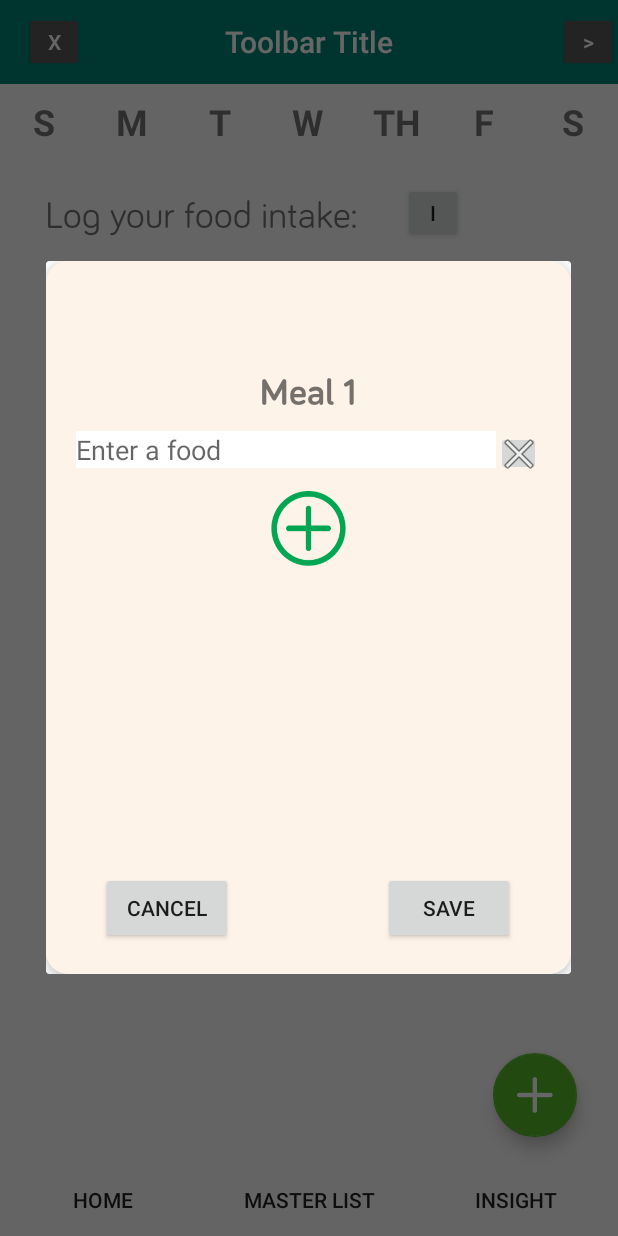
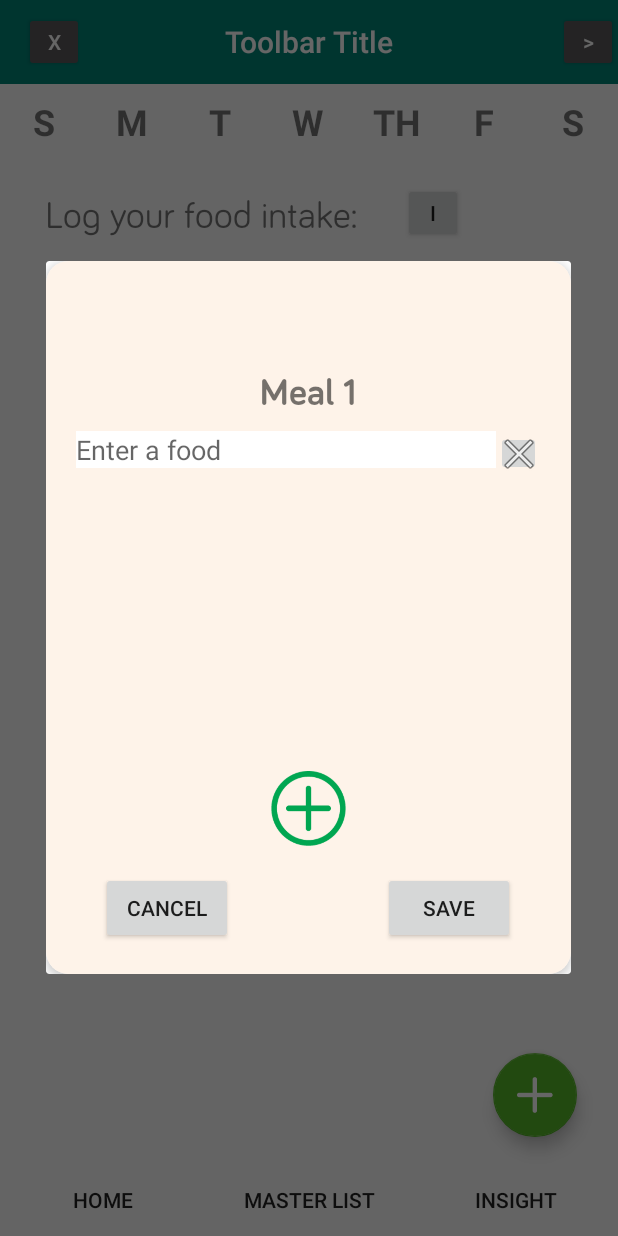
Before and after one commit to kaimalloy/Elimin8, an Android app: the fragment FoodFragment placed in its activity, after a tap on an icon or button, on a phone screen of 412 x 824 dp. Run offline under Robolectric (Android 15) with nearby library versions, the phone set to English and light mode, and no system bars; libraries missing offline, so code that uses them is left out: com.chaquo.python; 3 statements that could not run were skipped.

Commit message:
Added a Recycler View Adapter for the Food Dialog. Makes it easier to handle adding/deleting/reading the edit texts. Recycler View translate animation fixed (caveat: - + button sticks to bottom).

```diff
--- a/app/src/main/java/com/minakai/elimin8/FoodDialog.java
+++ b/app/src/main/java/com/minakai/elimin8/FoodDialog.java
@@ -1,25 +1,16 @@
 package com.minakai.elimin8;
 
-import android.app.Activity;
 import android.app.Dialog;
 import android.content.Context;
-import android.content.DialogInterface;
 import android.os.Bundle;
-import android.text.Layout;
 import android.util.Log;
-import android.view.KeyboardShortcutGroup;
-import android.view.LayoutInflater;
-import android.view.Menu;
 import android.view.View;
-import android.view.ViewGroup;
-import android.view.Window;
 import android.widget.Button;
-import android.widget.LinearLayout;
 
-import androidx.annotation.Nullable;
+import androidx.recyclerview.widget.LinearLayoutManager;
+import androidx.recyclerview.widget.RecyclerView;
 
 import java.util.ArrayList;
-import java.util.List;
 
 public class FoodDialog extends Dialog implements View.OnClickListener {
 
@@ -29,8 +20,11 @@ public class FoodDialog extends Dialog implements View.OnClickListener {
     Button cancel_btn;
     Button save_btn;
 
-    LinearLayout food_item_lyt;
-    ArrayList<Integer> editTexts;
+    // Recycler View Adapter used to add items dynamically
+    FoodDialogRecyclerViewAdapter rvAdapter;
+
+    // Final food input values that are saved
+    ArrayList<String> enteredFoods;
 
     public FoodDialog(Context context) {
         super(context);
@@ -44,8 +38,6 @@ public class FoodDialog extends Dialog implements View.OnClickListener {
         super.onCreate(savedInstanceState);
         setContentView(R.layout.dialog_food);
 
-        food_item_lyt = findViewById(R.id.food_item_lyt);
-
         add_btn = findViewById(R.id.add_btn);
         add_btn.setOnClickListener(this);
 
@@ -55,46 +47,33 @@ public class FoodDialog extends Dialog implements View.OnClickListener {
         save_btn = findViewById(R.id.save_btn);
         save_btn.setOnClickListener(this);
 
+        // Set up recycler view
+        final RecyclerView recyclerView = findViewById(R.id.food_item_lyt);
+        rvAdapter = new FoodDialogRecyclerViewAdapter();
+        recyclerView.setAdapter(rvAdapter);
+        recyclerView.setLayoutManager(new LinearLayoutManager(getContext()));
+
         // Add one Food Input Item to begin with
-        addFoodInputItem();
+        rvAdapter.addItem();
 
     }
 
     @Override
     public void onClick(View view) {
 
-        switch(view.getId()){
+        switch (view.getId()) {
             case R.id.add_btn:
-                addFoodInputItem();
+                rvAdapter.addItem();
                 break;
             case R.id.cancel_btn:
                 dismiss();
                 break;
             case R.id.save_btn:
-                dismiss();
+                enteredFoods = rvAdapter.getEnteredFoods();
+                Log.d(TAG, "Saved Data:" + enteredFoods.toString());
+
+//                dismiss();
                 break;
         }
     }
-
-    private void addFoodInputItem(){
-        View child = getLayoutInflater().inflate(R.layout.input_item_food_dialog, null);
-        food_item_lyt.addView(child);
-    }
-
-//    // class to store the data from each Edit Text
-//    public class FoodItem extends Activity {
-//
-//        String foodName;
-//
-//        public FoodItem(Context context){
-//            super(context);
-//        }
-//
-//        @Override
-//        protected void onCreate(Bundle savedInstanceState) {
-//            super.onCreate(savedInstanceState);
-//            setContentView(R.layout.dialog_food);
-//
-//
-//    }
 }
--- /dev/null
+++ b/app/src/main/java/com/minakai/elimin8/FoodDialogRecyclerViewAdapter.java
@@ -0,0 +1,97 @@
+package com.minakai.elimin8;
+
+import android.text.Editable;
+import android.text.TextWatcher;
+import android.util.Log;
+import android.view.LayoutInflater;
+import android.view.View;
+import android.view.ViewGroup;
+import android.widget.EditText;
+import android.widget.ImageButton;
+
+import androidx.annotation.NonNull;
+import androidx.recyclerview.widget.RecyclerView;
+
+import java.util.ArrayList;
+
+public class FoodDialogRecyclerViewAdapter extends RecyclerView.Adapter<FoodDialogRecyclerViewAdapter.ViewHolder>{
+
+    private static final String TAG = "FoodDialogRVAdapter";
+
+    private ArrayList<String> enteredFoods;
+
+
+    public FoodDialogRecyclerViewAdapter() {
+        enteredFoods = new ArrayList<>();
+    }
+
+    // Called by food dialog when + button is clicked
+    public void addItem() {
+        Log.d(TAG, "Item Added.");
+
+        enteredFoods.add("");
+        notifyDataSetChanged();
+    }
+
+    @NonNull
+    @Override
+    public ViewHolder onCreateViewHolder(@NonNull ViewGroup parent, int viewType) {
+        View view =  LayoutInflater.from(parent.getContext()).inflate(R.layout.recycler_item_food_dialog, parent, false);
+        FoodDialogRecyclerViewAdapter.ViewHolder holder = new FoodDialogRecyclerViewAdapter.ViewHolder(view);
+        return holder;
+    }
+
+    @Override
+    public void onBindViewHolder(@NonNull ViewHolder holder, int position) {
+        holder.edit_txt.setText(enteredFoods.get(position));
+    }
+
+    @Override
+    public int getItemCount() {
+        return enteredFoods.size();
+    }
+
+    public ArrayList<String> getEnteredFoods() {
+        return enteredFoods;
+    }
+
+    public class ViewHolder extends RecyclerView.ViewHolder{
+
+        EditText edit_txt;
+        ImageButton edit_close_btn;
+
+
+        public ViewHolder(@NonNull View itemView) {
+            super(itemView);
+
+            edit_txt = itemView.findViewById(R.id.edit_txt);
+            edit_txt.addTextChangedListener(new TextWatcher() {
+                @Override
+                public void beforeTextChanged(CharSequence charSequence, int i, int i1, int i2) {
+
+                }
+                @Override
+                public void onTextChanged(CharSequence charSequence, int i, int i1, int i2) {
+                    enteredFoods.set(getAdapterPosition(), edit_txt.getText().toString());
+                }
+                @Override
+                public void afterTextChanged(Editable editable) {
+
+                }
+            });
+
+            edit_close_btn = itemView.findViewById(R.id.edit_close_btn);
+            edit_close_btn.setOnClickListener(new View.OnClickListener() {
+                @Override
+                public void onClick(View view) {
+                    Log.d(TAG, "Item Removed.");
+
+                    enteredFoods.remove(getAdapterPosition());
+                    notifyItemRemoved(getAdapterPosition());
+                    notifyItemRangeChanged(getAdapterPosition(),enteredFoods.size());
+                }
+            });
+        }
+
+    }
+}
--- a/app/src/main/java/com/minakai/elimin8/FoodFragment.java
+++ b/app/src/main/java/com/minakai/elimin8/FoodFragment.java
@@ -2,6 +2,7 @@ package com.minakai.elimin8;
 
 import android.app.Dialog;
 import android.content.Context;
+import android.content.DialogInterface;
 import android.net.Uri;
 import android.os.Bundle;
 
@@ -112,6 +113,13 @@ public class FoodFragment extends Fragment {
             public void onClick(View view) {
 //                startActivity(new Intent(getContext(), FoodPopupActivity.class));
                 FoodDialog dialog = new FoodDialog(getContext());
+                dialog.setOnDismissListener(new DialogInterface.OnDismissListener() {
+                    @Override
+                    public void onDismiss(final DialogInterface arg0) {
+                        info_lbl.setVisibility(View.GONE);
+                        recyclerView.setVisibility(View.VISIBLE);
+                    }
+                });
                 dialog.show();
             }
         });
--- a/app/src/main/res/layout/dialog_food.xml
+++ b/app/src/main/res/layout/dialog_food.xml
@@ -40,31 +40,27 @@
 
                 <ScrollView
                     android:layout_width="match_parent"
-                    android:layout_height="match_parent">
+                    android:layout_height="match_parent"
+                    android:fillViewport="true">
 
                     <LinearLayout
                         android:layout_width="match_parent"
                         android:layout_height="wrap_content"
-                        android:orientation="vertical" >
+                        android:orientation="vertical">
 
 
-                        <LinearLayout
+                        <androidx.recyclerview.widget.RecyclerView
                             android:id="@+id/food_item_lyt"
                             android:layout_width="match_parent"
-                            android:layout_height="wrap_content"
-                            android:orientation="vertical">
-
-<!--                            <include layout="@layout/input_item_food_dialog" />-->
-
-                        </LinearLayout>
+                            android:layout_height="0dp"
+                            android:layout_weight="1"/>
 
                         <Button
                             android:id="@+id/add_btn"
                             android:layout_width="50dp"
                             android:layout_height="50dp"
                             android:layout_gravity="center"
-                            android:background="@drawable/add_small"
-                            android:gravity="center" />
+                            android:background="@drawable/add_small" />
                     </LinearLayout>
                 </ScrollView>
 
--- a/app/src/main/res/layout/input_item_food_dialog.xml
+++ b/app/src/main/res/layout/recycler_item_food_dialog.xml
@@ -7,7 +7,7 @@
     android:layout_height="wrap_content">
 
     <EditText
-        android:id="@+id/editText2"
+        android:id="@+id/edit_txt"
         android:layout_width="0dp"
         android:layout_height="wrap_content"
         android:layout_weight="1"
@@ -17,7 +17,7 @@
         android:hint="Enter a food"/>
 
     <ImageButton
-        android:id="@+id/imageButton"
+        android:id="@+id/edit_close_btn"
         android:layout_width="30dp"
         android:layout_height="30dp"
         android:layout_gravity="start"
```
